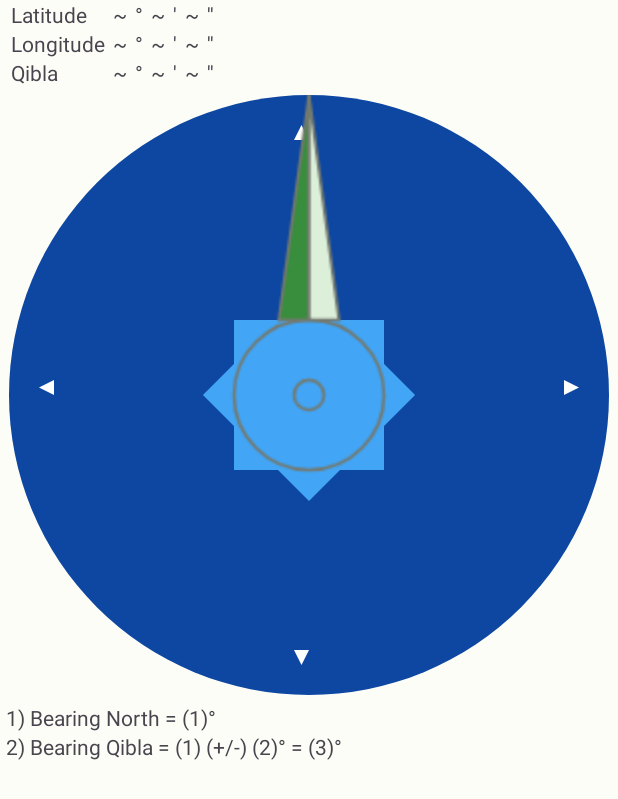
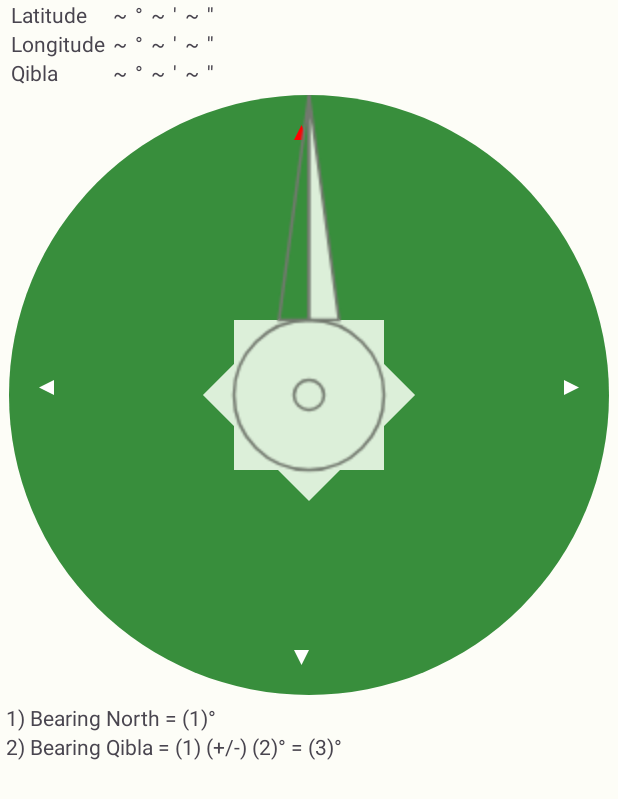
Before and after one commit to jmasalma/AthanAlarm, an Android app built with Jetpack Compose: the layout qibla.xml on its own in the app's theme, with its tools: preview values and no code run, on a phone screen of 412 x 824 dp. Shown: the top 799 px of the screen. Run offline under Robolectric (Android 15) with nearby library versions, the phone set to English and light mode, and no system bars.

Commit message:
feat: Redesign compass with vector assets and green color scheme
Replaced all compass PNG assets (`compass_needle.png`, `compass_background.png`) with scalable vector drawables, improving asset quality and reducing app size. The entire compass view has been redesigned based on user feedback.

Key changes:
- Created `compass_background.xml` with a green background, a light green central star, and a red North marker.
- Completely redesigned `compass_needle.xml` with a two-tone green pointer, a gray-stroked base, and a transparent inner circle.
- The pointer now starts from the base and extends towards the edge.
- Updated `QiblaCompassView.java` to:
  - Load both vector drawables correctly by converting them to Bitmaps.
  - Implement a central pivot point for the needle.
  - Dynamically scale the needle's length to perfectly fit the compass background radius.
- Removed all old PNG and SVG assets.

```diff
--- a/app/src/main/res/drawable/compass_background.xml
+++ b/app/src/main/res/drawable/compass_background.xml
@@ -4,39 +4,39 @@
     android:viewportWidth="400"
     android:viewportHeight="400">
 
-    <!-- Blue background circle -->
+    <!-- Green background circle -->
     <path
-        android:fillColor="#0D47A1"
+        android:fillColor="@color/colorPrimary"
         android:pathData="M 200,200 m -200,0 a 200,200 0 1,1 400,0 a 200,200 0 1,1 -400,0" />
 
-    <!-- Center star (light blue) - created from two rotated squares -->
+    <!-- Center star (light green) - created from two rotated squares -->
     <group
         android:pivotX="200"
         android:pivotY="200"
         android:rotation="45">
         <path
-            android:fillColor="#42A5F5"
+            android:fillColor="@color/colorPrimaryContainer"
             android:pathData="M 150,150 h 100 v 100 h -100 Z" />
     </group>
     <path
-        android:fillColor="#42A5F5"
+        android:fillColor="@color/colorPrimaryContainer"
         android:pathData="M 150,150 h 100 v 100 h -100 Z" />
 
-    <!-- Direction Markers (White) -->
+    <!-- Direction Markers -->
     <group>
-        <!-- North Marker -->
+        <!-- North Marker (Red) -->
         <path
-            android:fillColor="@android:color/white"
+            android:fillColor="#FF0000"
             android:pathData="M 195,20 l 5,10 l -10,0 Z" />
-        <!-- East Marker -->
+        <!-- East Marker (White) -->
         <path
             android:fillColor="@android:color/white"
             android:pathData="M 380,195 l -10,5 l 0,-10 Z" />
-        <!-- South Marker -->
+        <!-- South Marker (White) -->
         <path
             android:fillColor="@android:color/white"
             android:pathData="M 195,380 l 5,-10 l -10,0 Z" />
-        <!-- West Marker -->
+        <!-- West Marker (White) -->
         <path
             android:fillColor="@android:color/white"
             android:pathData="M 20,195 l 10,5 l 0,-10 Z" />
```
